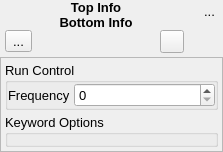
The window that src/gui/modulechartmoduleblock.ui (disorderedmaterials/dissolve) describes before a commit, drawn with Qt 5.
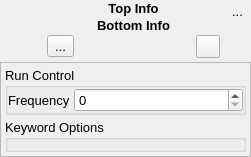
The same window after the commit. Icons and pictures are not drawn. Custom widgets are drawn as their Qt base class.

Commit message: Change look and layout of ModuleChartModuleBlock. Add icons for some Modules. Change general_options.svg. Remove colour definition from Module.

Patch:
```diff
--- a/src/gui/modulechartmoduleblock.ui
+++ b/src/gui/modulechartmoduleblock.ui
@@ -6,8 +6,8 @@
    <rect>
     <x>0</x>
     <y>0</y>
-    <width>223</width>
-    <height>151</height>
+    <width>251</width>
+    <height>157</height>
    </rect>
   </property>
   <property name="sizePolicy">
@@ -103,26 +103,28 @@
        <property name="midLineWidth">
         <number>0</number>
        </property>
+       <layout class="QVBoxLayout" name="verticalLayout_2">
+        <property name="spacing">
+         <number>0</number>
+        </property>
+        <property name="leftMargin">
+         <number>0</number>
+        </property>
+        <property name="topMargin">
+         <number>0</number>
+        </property>
+        <property name="rightMargin">
+         <number>0</number>
+        </property>
+        <property name="bottomMargin">
+         <number>0</number>
+        </property>
+        <item>
        <layout class="QGridLayout" name="gridLayout">
-        <property name="sizeConstraint">
-         <enum>QLayout::SetMinimumSize</enum>
-        </property>
-        <property name="leftMargin">
-         <number>2</number>
-        </property>
-        <property name="topMargin">
-         <number>0</number>
-        </property>
-        <property name="rightMargin">
-         <number>2</number>
-        </property>
-        <property name="bottomMargin">
-         <number>0</number>
-        </property>
         <property name="spacing">
-         <number>0</number>
-        </property>
-        <item row="0" column="0">
+           <number>2</number>
+          </property>
+          <item row="0" column="1">
          <widget class="QLabel" name="TopLabel">
           <property name="sizePolicy">
            <sizepolicy hsizetype="Minimum" vsizetype="Minimum">
@@ -144,7 +146,7 @@
           </property>
          </widget>
         </item>
-        <item row="1" column="0">
+          <item row="1" column="1">
          <widget class="QLabel" name="BottomLabel">
           <property name="sizePolicy">
            <sizepolicy hsizetype="Minimum" vsizetype="Minimum">
@@ -166,7 +168,7 @@
           </property>
          </widget>
         </item>
-        <item row="2" column="0">
+          <item row="2" column="1">
          <layout class="QHBoxLayout" name="horizontalLayout">
           <property name="spacing">
            <number>4</number>
@@ -290,6 +292,33 @@
              </size>
             </property>
             <property name="checkable">
+               <bool>true</bool>
+              </property>
+             </widget>
+            </item>
+           </layout>
+          </item>
+          <item row="0" column="0" rowspan="3">
+           <widget class="QLabel" name="IconLabel">
+            <property name="sizePolicy">
+             <sizepolicy hsizetype="Preferred" vsizetype="Preferred">
+              <horstretch>0</horstretch>
+              <verstretch>0</verstretch>
+             </sizepolicy>
+            </property>
+            <property name="maximumSize">
+             <size>
+              <width>48</width>
+              <height>48</height>
+             </size>
+            </property>
+            <property name="text">
+             <string/>
+            </property>
+            <property name="pixmap">
+             <pixmap resource="main.qrc">:/modules/icons/modules_import.svg</pixmap>
+            </property>
+            <property name="scaledContents">
              <bool>true</bool>
             </property>
            </widget>
```
Lines whose indentation alone changed are shown as unchanged. The commit also changes 25 other files.
